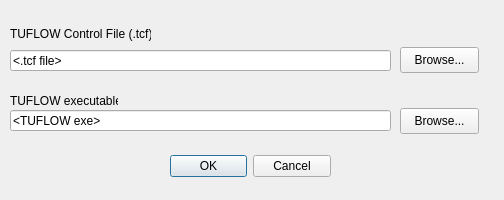
Above: tuflow/forms/ui_tuflowqgis_run_tf_simple.ui from TUFLOW-Support/QGIS-TUFLOW-Plugin before the change. Below: the same form after it.
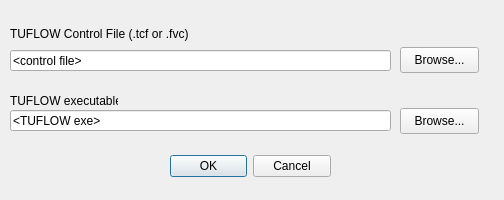
That is the form after the change.

Commit message: Repositroy management - QGIS 2.18 no longer LTR and TUFLOW plugin for QGIS 2 is not longer being supported and updated

What changed in the file:
```diff
--- a/tuflow/forms/ui_tuflowqgis_run_tf_simple.ui
+++ b/tuflow/forms/ui_tuflowqgis_run_tf_simple.ui
@@ -34,12 +34,12 @@
     <rect>
      <x>10</x>
      <y>23</y>
-     <width>141</width>
+     <width>191</width>
      <height>22</height>
     </rect>
    </property>
    <property name="text">
-    <string>TUFLOW Control File (.tcf)</string>
+    <string>TUFLOW Control File (.tcf or .fvc)</string>
    </property>
   </widget>
   <widget class="QLineEdit" name="tcf">
@@ -52,7 +52,7 @@
     </rect>
    </property>
    <property name="text">
-    <string>&lt;.tcf file&gt;</string>
+    <string>&lt;control file&gt;</string>
    </property>
    <property name="readOnly">
     <bool>false</bool>
```
The commit also changes 1532 other files.
